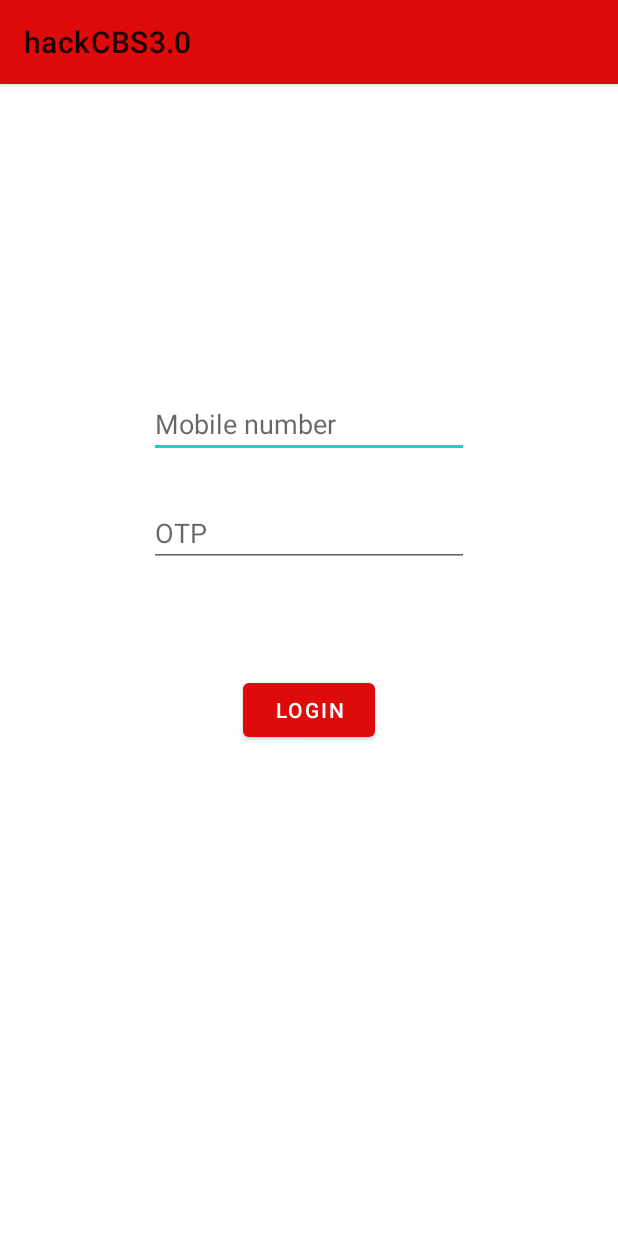
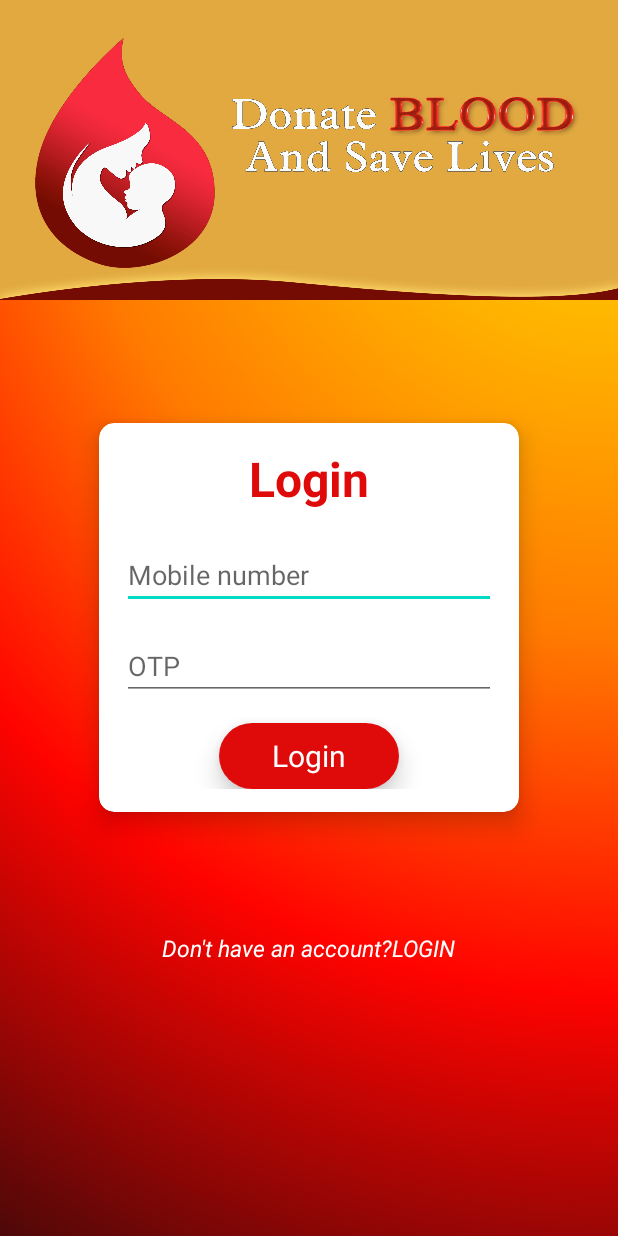
Before and after one commit to mabhinav004/hackCBS3.0, an Android app: the screen it shows after launch (MainActivity), on a phone screen of 412 x 824 dp. Run offline under Robolectric (Android 15) with nearby library versions, the phone set to English and light mode, and no system bars; our stand-ins replace Firebase (no records; nobody signed in at launch, a user with empty details on screens opened directly).

Commit message:
Login UI

```diff
--- a/app/src/main/AndroidManifest.xml
+++ b/app/src/main/AndroidManifest.xml
@@ -13,7 +13,8 @@
         <activity android:name=".StartActivity"
             android:theme="@style/AppTheme1"></activity>
 
-        <activity android:name=".MainActivity">
+        <activity android:name=".MainActivity"
+            android:theme="@style/AppTheme1">
             <intent-filter>
                 <action android:name="android.intent.action.MAIN" />
 
--- a/app/src/main/java/com/example/hackcbs30/MainActivity.java
+++ b/app/src/main/java/com/example/hackcbs30/MainActivity.java
@@ -9,10 +9,12 @@ import android.util.Log;
 import android.view.View;
 import android.widget.Button;
 import android.widget.EditText;
+import android.widget.TextView;
 import android.widget.Toast;
 
 import com.google.android.gms.tasks.OnCompleteListener;
 import com.google.android.gms.tasks.Task;
+import com.google.android.material.card.MaterialCardView;
 import com.google.firebase.FirebaseApp;
 import com.google.firebase.FirebaseException;
 import com.google.firebase.auth.AuthResult;
@@ -31,8 +33,9 @@ import java.util.Map;
 import java.util.concurrent.TimeUnit;
 
 public class MainActivity extends AppCompatActivity {
+    private TextView mSend;
     private EditText mPhoneNumber, mCode;
-    private Button mSend;
+    private MaterialCardView cardViewLogin;
 
     private PhoneAuthProvider.OnVerificationStateChangedCallbacks mCallbacks;
 
@@ -51,9 +54,10 @@ public class MainActivity extends AppCompatActivity {
         mPhoneNumber = findViewById(R.id.MobileNumber);
         mCode = findViewById(R.id.OTP);
 
-        mSend = findViewById(R.id.Login);
+        mSend = findViewById(R.id.txtLogin);
+        cardViewLogin=findViewById(R.id.Login);
 
-        mSend.setOnClickListener(new View.OnClickListener() {
+        cardViewLogin.setOnClickListener(new View.OnClickListener() {
             @Override
             public void onClick(View v) {
                 if(mVerificationId != null)
--- a/app/src/main/java/com/example/hackcbs30/StartActivity.java
+++ b/app/src/main/java/com/example/hackcbs30/StartActivity.java
@@ -47,6 +47,12 @@ public class StartActivity extends AppCompatActivity {
                                 finish();
                         break;
 
+                    case R.id.contacts:
+
+
+
+                        break;
+
                     default:
                         break;
                 }
--- /dev/null
+++ b/app/src/main/res/drawable-anydpi/ic_action_contacts.xml
@@ -0,0 +1,11 @@
+<vector xmlns:android="http://schemas.android.com/apk/res/android"
+    android:width="24dp"
+    android:height="24dp"
+    android:viewportWidth="24"
+    android:viewportHeight="24"
+    android:tint="#040304"
+    android:alpha="0.8">
+  <path
+      android:fillColor="@android:color/white"
+      android:pathData="M12,2C6.48,2 2,6.48 2,12s4.48,10 10,10 10,-4.48 10,-10S17.52,2 12,2zM12,5c1.66,0 3,1.34 3,3s-1.34,3 -3,3 -3,-1.34 -3,-3 1.34,-3 3,-3zM12,19.2c-2.5,0 -4.71,-1.28 -6,-3.22 0.03,-1.99 4,-3.08 6,-3.08 1.99,0 5.97,1.09 6,3.08 -1.29,1.94 -3.5,3.22 -6,3.22z"/>
+</vector>
--- a/app/src/main/res/layout/activity_main.xml
+++ b/app/src/main/res/layout/activity_main.xml
@@ -1,45 +1,131 @@
 <?xml version="1.0" encoding="utf-8"?>
-<androidx.constraintlayout.widget.ConstraintLayout xmlns:android="http://schemas.android.com/apk/res/android"
+<RelativeLayout
+    xmlns:android="http://schemas.android.com/apk/res/android"
     xmlns:app="http://schemas.android.com/apk/res-auto"
     xmlns:tools="http://schemas.android.com/tools"
     android:layout_width="match_parent"
     android:layout_height="match_parent"
-    tools:context=".MainActivity">
+    tools:context=".MainActivity"
+    android:background="@drawable/spl_blood">
+
+    <ImageView
+        android:layout_width="match_parent"
+        android:layout_height="200dp"
+        android:layout_alignParentTop="true"
+        android:scaleType="fitXY"
+        android:src="@drawable/blood_donate_image"
+        />
+
+    <com.google.android.material.card.MaterialCardView
+        android:layout_width="280dp"
+        android:layout_height="wrap_content"
+        app:cardElevation="10dp"
+        app:cardCornerRadius="10dp"
+        android:layout_centerInParent="true"
+        android:id="@+id/mainCardview"
+        >
+
+        <LinearLayout
+            android:layout_width="match_parent"
+            android:layout_height="match_parent"
+            android:padding="15dp"
+            android:orientation="vertical"
+            >
+
+            <RelativeLayout
+                android:layout_width="match_parent"
+                android:layout_height="wrap_content"
+                >
+
+                <TextView
+                    android:layout_width="wrap_content"
+                    android:layout_height="wrap_content"
+                    android:text="Login"
+                    android:textStyle="bold"
+                    android:id="@+id/txtLoginView"
+                    android:textSize="32sp"
+                    android:textColor="@color/colorPrimary"
+                    android:layout_centerHorizontal="true"
+                    />
+
+            </RelativeLayout>
+
+
 
             <EditText
                 android:id="@+id/MobileNumber"
-        android:layout_width="wrap_content"
+                android:layout_width="match_parent"
                 android:layout_height="wrap_content"
-        android:layout_marginTop="204dp"
-        android:ems="10"
+                android:layout_alignParentTop="true"
                 android:hint="Mobile number"
+                android:layout_marginTop="20dp"
                 android:inputType="textPersonName"
-        app:layout_constraintEnd_toEndOf="parent"
-        app:layout_constraintHorizontal_bias="0.5"
-        app:layout_constraintStart_toStartOf="parent"
-        app:layout_constraintTop_toTopOf="parent" />
+                 />
 
             <EditText
                 android:id="@+id/OTP"
+                android:layout_width="match_parent"
+                android:layout_height="wrap_content"
+                android:layout_marginTop="15dp"
+                android:hint="OTP"
+                android:inputType="textPersonName"
+                 />
+
+            <RelativeLayout
+                android:layout_width="match_parent"
+                android:layout_height="wrap_content"
+                >
+
+                <com.google.android.material.card.MaterialCardView
+                    android:layout_width="120dp"
+                    android:layout_height="44dp"
+                    app:cardCornerRadius="22dp"
+                    app:cardElevation="10dp"
+                    android:layout_marginTop="15dp"
+                    android:layout_centerHorizontal="true"
+                    android:id="@+id/Login"
+                    >
+
+                    <RelativeLayout
+                        android:layout_width="match_parent"
+                        android:layout_height="match_parent"
+                        android:background="@color/colorPrimary">
+
+                        <TextView
                             android:layout_width="wrap_content"
                             android:layout_height="wrap_content"
-        android:layout_marginTop="27dp"
-        android:ems="10"
-        android:hint="OTP"
-        android:inputType="textPersonName"
-        app:layout_constraintEnd_toEndOf="parent"
-        app:layout_constraintHorizontal_bias="0.5"
-        app:layout_constraintStart_toStartOf="parent"
-        app:layout_constraintTop_toBottomOf="@+id/MobileNumber" />
+                            android:text="Login"
+                            android:id="@+id/txtLogin"
+                            android:textColor="#FFFFFF"
+                            android:layout_centerInParent="true"
+                            android:textAllCaps="false"
+                            android:textSize="20sp"
 
-    <Button
-        android:id="@+id/Login"
+                            />
+
+
+                    </RelativeLayout>
+
+
+                </com.google.android.material.card.MaterialCardView>
+
+            </RelativeLayout>
+
+        </LinearLayout>
+
+    </com.google.android.material.card.MaterialCardView>
+
+
+     <TextView
          android:layout_width="wrap_content"
          android:layout_height="wrap_content"
-        android:layout_marginTop="71dp"
-        android:text="Login"
-        app:layout_constraintEnd_toEndOf="parent"
-        app:layout_constraintHorizontal_bias="0.5"
-        app:layout_constraintStart_toStartOf="parent"
-        app:layout_constraintTop_toBottomOf="@+id/OTP" />
-</androidx.constraintlayout.widget.ConstraintLayout>
+         android:layout_below="@+id/mainCardview"
+         android:text="Don't have an account?LOGIN"
+         android:layout_marginTop="80dp"
+         android:layout_centerHorizontal="true"
+         android:textColor="#FFFFFF"
+         android:textStyle="italic"
+         android:textSize="15dp"
+         />
+
+</RelativeLayout>
--- a/app/src/main/res/menu/navigation_drawer_menu.xml
+++ b/app/src/main/res/menu/navigation_drawer_menu.xml
@@ -1,5 +1,11 @@
 <?xml version="1.0" encoding="utf-8"?>
 <menu xmlns:android="http://schemas.android.com/apk/res/android">
+
+    <item
+        android:title="My Contacts"
+        android:id="@+id/contacts"
+        android:icon="@drawable/ic_action_contacts"
+        />
 
     <item
         android:title="Logout"
```
Also changed, not shown: app/src/main/res/drawable-hdpi/ic_action_contacts.png (added), app/src/main/res/drawable-mdpi/ic_action_contacts.png (added), app/src/main/res/drawable-xhdpi/ic_action_contacts.png (added), app/src/main/res/drawable-xxhdpi/ic_action_contacts.png (added), app/src/main/res/drawable/blood_color1.jpg (deleted), app/src/main/res/drawable/blood_donate_image.jpg (added), app/src/main/res/drawable/spl_blood.png (added). Lines whose indentation alone changed are shown as unchanged.
